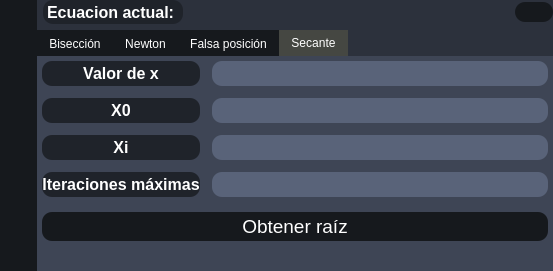
Old version of the form views/qt_files/main_window.ui in the repository Zombender0/Linear_algebra.
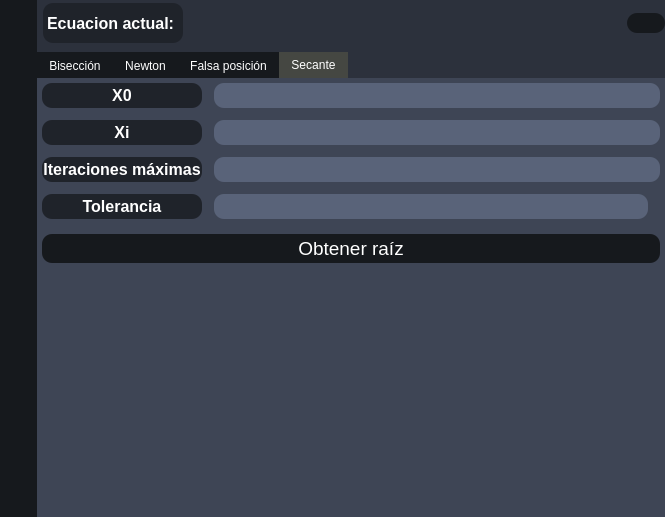
New version of the form. Icons and pictures are not drawn.

```diff
--- a/views/qt_files/main_window.ui
+++ b/views/qt_files/main_window.ui
@@ -9,8 +9,8 @@
    <rect>
     <x>0</x>
     <y>0</y>
-    <width>553</width>
-    <height>271</height>
+    <width>665</width>
+    <height>517</height>
    </rect>
   </property>
   <property name="windowTitle">
@@ -181,7 +181,7 @@
 
 #bisection_tab QLabel, #newton_tab QLabel, #false_position_tab QLabel, #secant_tab QLabel{
 background-color: #1f232a;
-padding: -3px;
+padding: 1px;
 font-weight: 700;
 border-radius: 10px;
 }
@@ -1546,67 +1546,9 @@
                    <number>9</number>
                   </property>
                   <item>
-                   <layout class="QGridLayout" name="secant_config_grid" columnstretch="1,100,0">
-                    <item row="2" column="0">
-                     <widget class="QLabel" name="secant_xi_label">
-                      <property name="font">
-                       <font>
-                        <pointsize>12</pointsize>
-                        <bold>true</bold>
-                       </font>
-                      </property>
-                      <property name="text">
-                       <string>Xi</string>
-                      </property>
-                      <property name="alignment">
-                       <set>Qt::AlignmentFlag::AlignCenter</set>
-                      </property>
-                     </widget>
-                    </item>
-                    <item row="0" column="0">
-                     <widget class="QLabel" name="secant_x_value_label">
-                      <property name="font">
-                       <font>
-                        <pointsize>12</pointsize>
-                        <bold>true</bold>
-                       </font>
-                      </property>
-                      <property name="text">
-                       <string>Valor de x</string>
-                      </property>
-                      <property name="alignment">
-                       <set>Qt::AlignmentFlag::AlignCenter</set>
-                      </property>
-                     </widget>
-                    </item>
-                    <item row="1" column="0">
-                     <widget class="QLabel" name="secant_x0_label">
-                      <property name="font">
-                       <font>
-                        <pointsize>12</pointsize>
-                        <bold>true</bold>
-                       </font>
-                      </property>
-                      <property name="text">
-                       <string>X0</string>
-                      </property>
-                      <property name="alignment">
-                       <set>Qt::AlignmentFlag::AlignCenter</set>
-                      </property>
-                     </widget>
-                    </item>
-                    <item row="3" column="1" colspan="2">
-                     <widget class="QLineEdit" name="secant_max_iter_line_edit">
-                      <property name="font">
-                       <font>
-                        <pointsize>14</pointsize>
-                        <fontweight></fontweight>
-                       </font>
-                      </property>
-                     </widget>
-                    </item>
+                   <layout class="QGridLayout" name="secant_config_grid" columnstretch="1,10,0">
                     <item row="3" column="0">
-                     <widget class="QLabel" name="secant_max_iter_label">
+                     <widget class="QLabel" name="secant_tolerance_label">
                       <property name="font">
                        <font>
                         <pointsize>12</pointsize>
@@ -1614,40 +1556,34 @@
                        </font>
                       </property>
                       <property name="text">
-                       <string>Iteraciones máximas</string>
+                       <string>Tolerancia</string>
                       </property>
                       <property name="alignment">
                        <set>Qt::AlignmentFlag::AlignCenter</set>
                       </property>
                      </widget>
                     </item>
-                    <item row="0" column="1" colspan="2">
-                     <widget class="QLineEdit" name="secant_x_value_line_edit">
-                      <property name="font">
-                       <font>
-                        <pointsize>14</pointsize>
-                        <fontweight></fontweight>
-                       </font>
-                      </property>
-                      <property name="clearButtonEnabled">
-                       <bool>true</bool>
-                      </property>
-                     </widget>
-                    </item>
-                    <item row="1" column="1" colspan="2">
-                     <widget class="QLineEdit" name="secant_x0_line_edit">
-                      <property name="font">
-                       <font>
-                        <pointsize>14</pointsize>
-                        <fontweight></fontweight>
-                       </font>
-                      </property>
-                      <property name="clearButtonEnabled">
-                       <bool>true</bool>
-                      </property>
-                     </widget>
-                    </item>
                     <item row="2" column="1" colspan="2">
+                     <widget class="QLineEdit" name="secant_max_iter_line_edit">
+                      <property name="font">
+                       <font>
+                        <pointsize>14</pointsize>
+                        <fontweight></fontweight>
+                       </font>
+                      </property>
+                     </widget>
+                    </item>
+                    <item row="3" column="1">
+                     <widget class="QLineEdit" name="secant_tolerance_line_edit">
+                      <property name="font">
+                       <font>
+                        <pointsize>14</pointsize>
+                        <fontweight></fontweight>
+                       </font>
+                      </property>
+                     </widget>
+                    </item>
+                    <item row="1" column="1" colspan="2">
                      <widget class="QLineEdit" name="secant_xi_line_edit">
                       <property name="font">
                        <font>
@@ -1660,6 +1596,67 @@
                       </property>
                      </widget>
                     </item>
+                    <item row="0" column="1" colspan="2">
+                     <widget class="QLineEdit" name="secant_x0_line_edit">
+                      <property name="font">
+                       <font>
+                        <pointsize>14</pointsize>
+                        <fontweight></fontweight>
+                       </font>
+                      </property>
+                      <property name="clearButtonEnabled">
+                       <bool>true</bool>
+                      </property>
+                     </widget>
+                    </item>
+                    <item row="0" column="0">
+                     <widget class="QLabel" name="secant_x0_label">
+                      <property name="font">
+                       <font>
+                        <pointsize>12</pointsize>
+                        <bold>true</bold>
+                       </font>
+                      </property>
+                      <property name="text">
+                       <string>X0</string>
+                      </property>
+                      <property name="alignment">
+                       <set>Qt::AlignmentFlag::AlignCenter</set>
+                      </property>
+                     </widget>
+                    </item>
+                    <item row="2" column="0">
+                     <widget class="QLabel" name="secant_max_iter_label">
+                      <property name="font">
+                       <font>
+                        <pointsize>12</pointsize>
+                        <bold>true</bold>
+                       </font>
+                      </property>
+                      <property name="text">
+                       <string>Iteraciones máximas</string>
+                      </property>
+                      <property name="alignment">
+                       <set>Qt::AlignmentFlag::AlignCenter</set>
+                      </property>
+                     </widget>
+                    </item>
+                    <item row="1" column="0">
+                     <widget class="QLabel" name="secant_xi_label">
+                      <property name="font">
+                       <font>
+                        <pointsize>12</pointsize>
+                        <bold>true</bold>
+                       </font>
+                      </property>
+                      <property name="text">
+                       <string>Xi</string>
+                      </property>
+                      <property name="alignment">
+                       <set>Qt::AlignmentFlag::AlignCenter</set>
+                      </property>
+                     </widget>
+                    </item>
                    </layout>
                   </item>
                  </layout>
```
Left out of the diff: 4 changed lines with no effect on the pictures.
